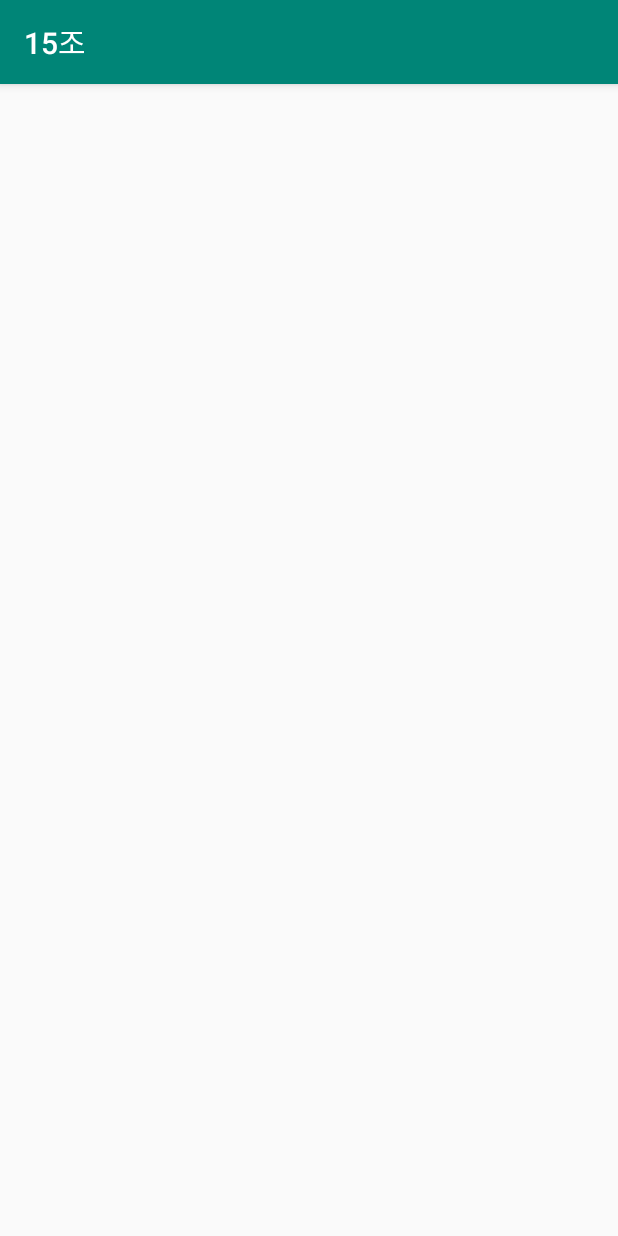
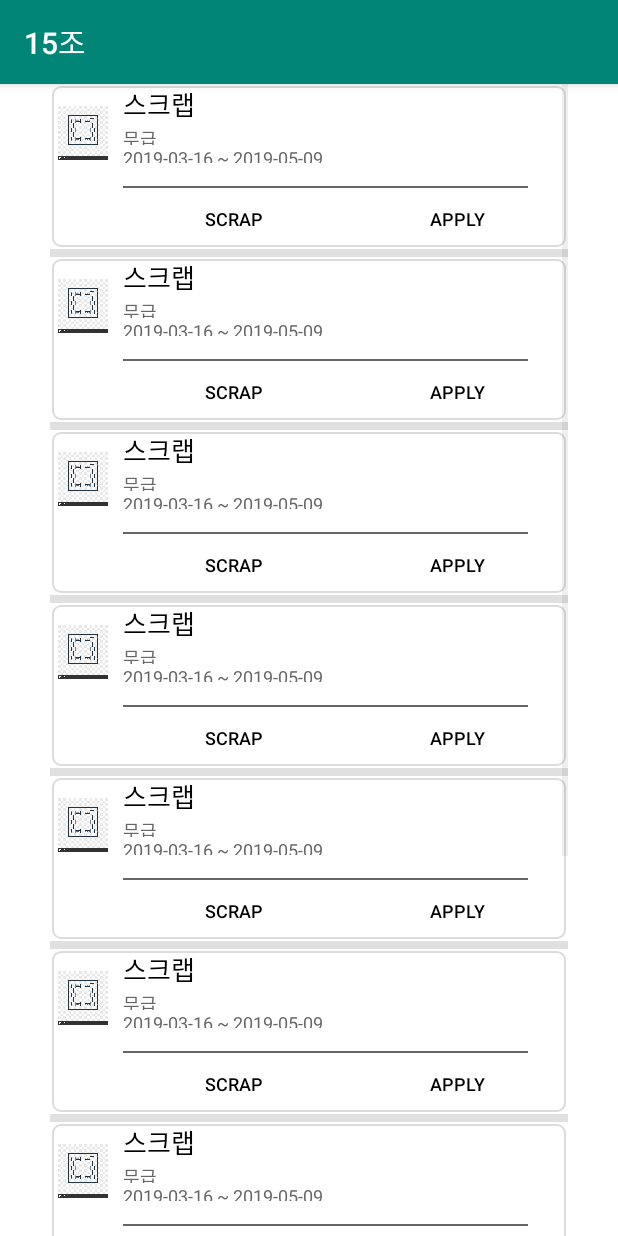
Before and after one commit to KimHeeil/OpenHack_15, an Android app: the scrapPage screen opened directly, with no data from a screen before it, on a phone screen of 412 x 824 dp. Run offline under Robolectric (Android 15) with nearby library versions, the phone set to English and light mode, and no system bars.

Commit message:
스크랩페이지 코딩 및 일거리에 리스트 보여주는 화면에서의 스크랩 버튼 추가

```diff
--- a/app/src/main/java/com/example/openhack/listPage.java
+++ b/app/src/main/java/com/example/openhack/listPage.java
@@ -30,7 +30,7 @@ public class listPage extends AppCompatActivity {
 
         adapter = new list_ItemAdapter();
         listView = (ListView) findViewById(R.id.List_view);
-for(int i=0; i<5; i++) {
+        for(int i=0; i<10; i++) {
             TypedArray arrResId = getResources().obtainTypedArray(R.array.resId);
             list_Item dto = new list_Item();
             dto.setProfileImage(arrResId.getResourceId(0, 0));
--- a/app/src/main/java/com/example/openhack/scrapPage.java
+++ b/app/src/main/java/com/example/openhack/scrapPage.java
@@ -2,13 +2,41 @@ package com.example.openhack;
 
 import androidx.appcompat.app.AppCompatActivity;
 
+import android.content.res.TypedArray;
 import android.os.Bundle;
+import android.widget.ListView;
+
+import java.util.ArrayList;
+import java.util.HashMap;
 
 public class scrapPage extends AppCompatActivity {
+    private ArrayList<HashMap<String, String>> Data = new ArrayList<HashMap<String, String>>();
+    private HashMap<String, String> InputData1 = new HashMap<>();
+    private HashMap<String, String> InputData2 = new HashMap<>();
 
+    private list_ItemAdapter adapter;
+    private ListView listView;
     @Override
     protected void onCreate(Bundle savedInstanceState) {
         super.onCreate(savedInstanceState);
         setContentView(R.layout.activity_scrap_page);
+
+        listView = (ListView) findViewById(R.id.List_view);
+
+        //데이터 초기화
+        setContentView(R.layout.activity_list_page);
+
+        adapter = new list_ItemAdapter();
+        listView = (ListView) findViewById(R.id.List_view);
+        for(int i=0; i<10; i++) {
+            TypedArray arrResId = getResources().obtainTypedArray(R.array.resId);
+            list_Item dto = new list_Item();
+            dto.setProfileImage(arrResId.getResourceId(0, 0));
+            dto.setStoreName("스크랩" );
+            dto.setPayPerHour("무급");
+            dto.setWriteTime("2019-03-16 ~ 2019-05-09");
+            adapter.addItem(dto);
+        }
+        listView.setAdapter(adapter);
     }
 }
--- a/app/src/main/res/layout/list_item.xml
+++ b/app/src/main/res/layout/list_item.xml
@@ -67,18 +67,33 @@
                 android:layout_height="1dp"
 
                 android:background="#666666"/>
-
+            <LinearLayout
+                android:layout_width="match_parent"
+                android:layout_height="wrap_content"
+                android:layout_weight="4"
+                android:orientation="horizontal">
             <Button
                 android:id="@+id/button"
                 android:layout_width="match_parent"
                 android:layout_height="wrap_content"
                 android:layout_weight="14"
-                android:text="apply"
+                android:text="scrap"
                 android:textSize="12sp"
                 android:textColor="#000000"
                 android:background="#00ff0000"
                 />
 
+                <Button
+                    android:id="@+id/button2"
+                    android:layout_width="match_parent"
+                    android:layout_height="wrap_content"
+                    android:layout_weight="14"
+                    android:text="apply"
+                    android:textSize="12sp"
+                    android:textColor="#000000"
+                    android:background="#00ff0000"
+                    />
+            </LinearLayout>
         </LinearLayout>
 
     </LinearLayout>
```
Also changed, not shown: app/src/main/java/com/example/openhack/MainActivity.java (+4 -4 lines), app/src/main/res/layout/activity_scrap_page.xml (+101 -6 lines). Lines whose indentation alone changed are shown as unchanged.
